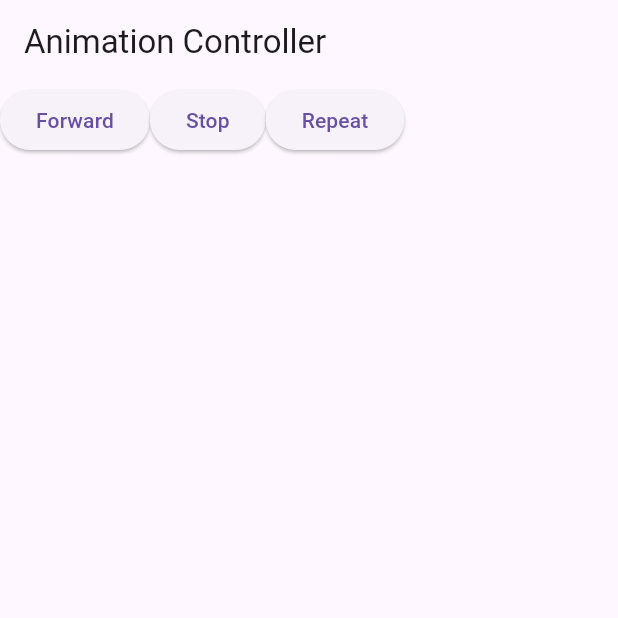
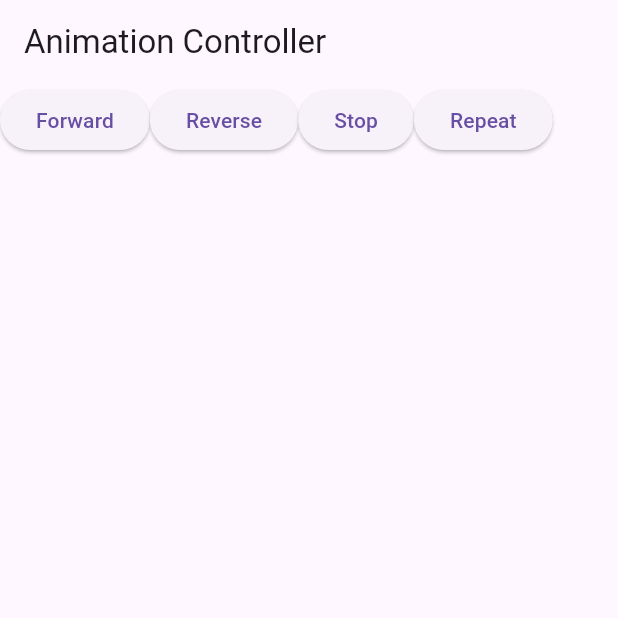
Before and after one commit to itajacybsd/animacaocontrolada, a Flutter app: the screen it shows after launch, on a phone screen of 412 x 824 dp, the top half of it. Run offline on Flutter 3.47's test engine with Material 3 defaults, Android fonts, the phone set to English and light mode, and no system bars.

Commit message:
forward, reverse, stop, repeat

```diff
--- a/lib/main.dart
+++ b/lib/main.dart
@@ -59,6 +59,12 @@ class _HomePageState extends State<HomePage>
           ),
           ElevatedButton(
             onPressed: () {
+              _animationController.reverse();
+            },
+            child: Text('Reverse'),
+          ),
+          ElevatedButton(
+            onPressed: () {
               _animationController.stop();
             },
             child: Text('Stop'),
```
